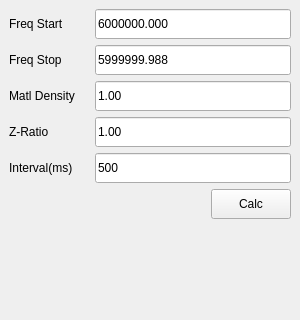
Above: calc_tf.ui from xmartinly/calctf before the change. Below: the same form after it.
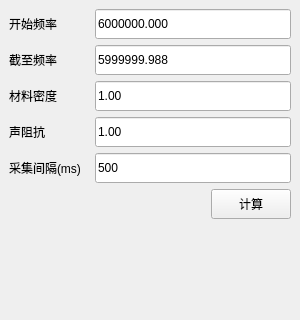
That is the form after the change.

Commit message: R9000K-LY\eet4  20240323.165718

```diff
--- a/calc_tf.ui
+++ b/calc_tf.ui
@@ -74,7 +74,7 @@
        </size>
       </property>
       <property name="text">
-       <string>Calc</string>
+       <string>计算</string>
       </property>
      </widget>
     </item>
@@ -89,7 +89,7 @@
          </size>
         </property>
         <property name="text">
-         <string>Interval(ms)</string>
+         <string>采集间隔(ms)</string>
         </property>
        </widget>
       </item>
@@ -118,7 +118,7 @@
          </size>
         </property>
         <property name="text">
-         <string>Matl Density</string>
+         <string>材料密度</string>
         </property>
        </widget>
       </item>
@@ -144,7 +144,7 @@
          </size>
         </property>
         <property name="text">
-         <string>Freq Stop</string>
+         <string>截至频率</string>
         </property>
        </widget>
       </item>
@@ -199,7 +199,7 @@
          </size>
         </property>
         <property name="text">
-         <string>Freq Start</string>
+         <string>开始频率</string>
         </property>
        </widget>
       </item>
@@ -211,9 +211,12 @@
           <height>30</height>
          </size>
         </property>
-        <property name="text">
+        <property name="toolTip">
          <string>Z-Ratio</string>
         </property>
+        <property name="text">
+         <string>声阻抗</string>
+        </property>
        </widget>
       </item>
      </layout>
```
Left out of the diff: 15 changed lines with no effect on the pictures. The commit also changes 2 other files.
